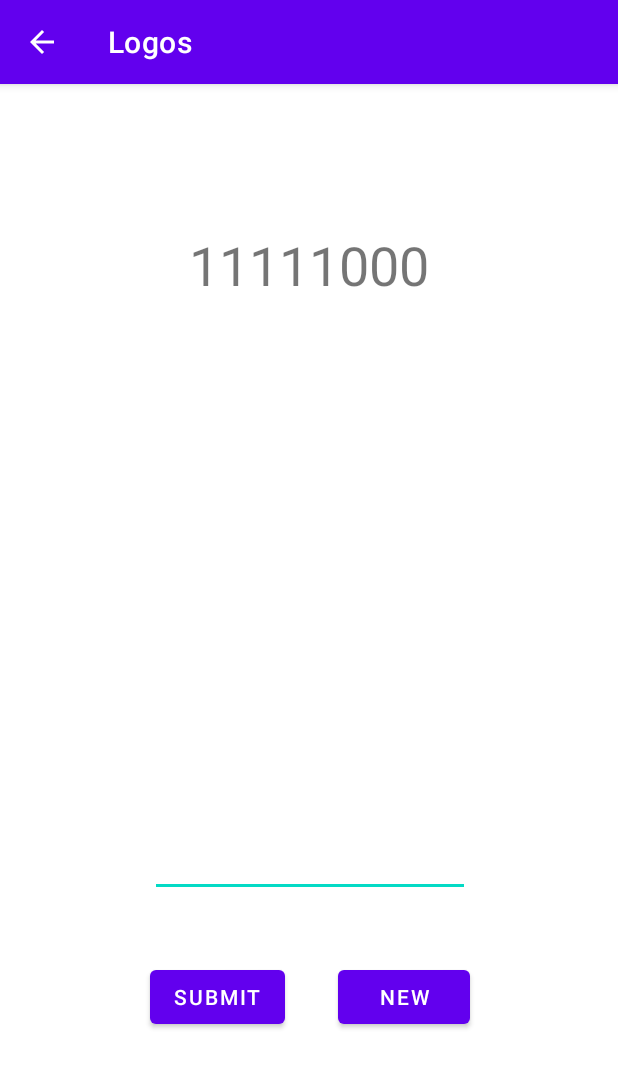
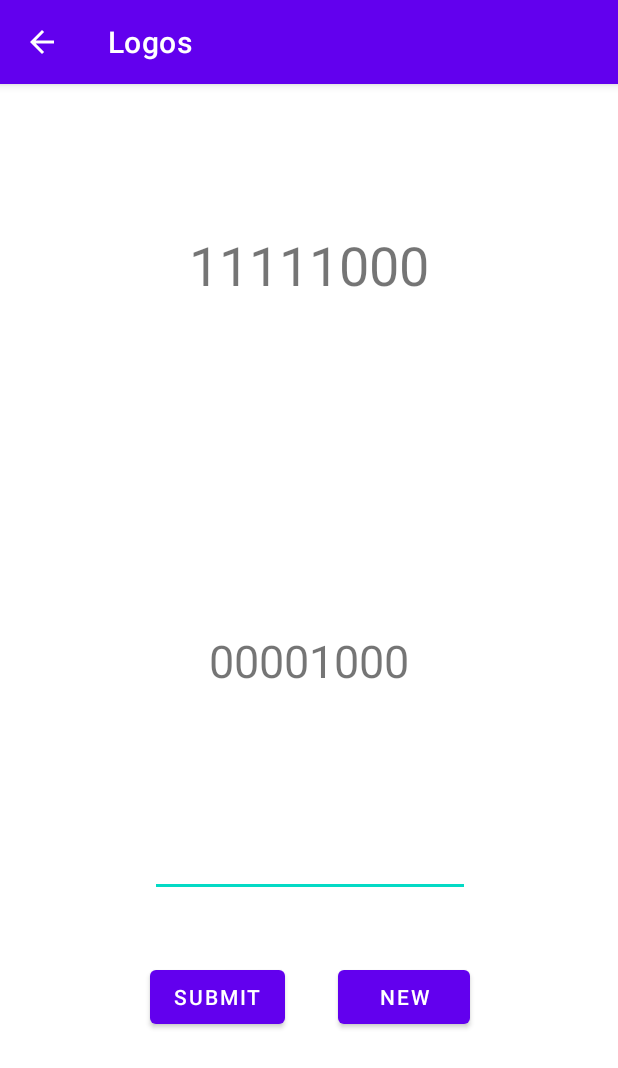
Before and after one commit to JoeBomm/Logos, an Android app: the TwosComplimentActivity screen opened directly, with no data from a screen before it, after a tap on "NEW", on a phone screen of 412 x 824 dp. Shown: the top 1068 px of the screen. Run offline under Robolectric (Android 15) with nearby library versions, the phone set to English and light mode, and no system bars.

Commit message:
Make functions to find one and twos compliments. Show twos compliment of random binary number for debugging

```diff
--- a/app/src/main/java/com/joebomm/logos/TwosComplimentActivity.kt
+++ b/app/src/main/java/com/joebomm/logos/TwosComplimentActivity.kt
@@ -1,6 +1,5 @@
 package com.joebomm.logos
 
-import android.content.Intent
 import androidx.appcompat.app.AppCompatActivity
 import android.os.Bundle
 import android.view.View
@@ -16,7 +15,11 @@ class TwosComplimentActivity : AppCompatActivity() {
     fun updateBinary(view: View) {
         val randomNumber = Random.nextInt(1, 256)
         val textView = findViewById<TextView>(R.id.textViewBinary)
-        textView.text = toBinary(randomNumber)
+        val binaryNum = toBinary(randomNumber)
+        textView.text = binaryNum
+
+        val textViewDe = findViewById<TextView>(R.id.textViewDebug)
+        textViewDe.text = twosCompliment(binaryNum)
     }
 
     private fun toBinary(number: Int) : String {
@@ -34,4 +37,35 @@ class TwosComplimentActivity : AppCompatActivity() {
 
         return result.reversed()
     }
+
+    private fun onesCompliment(number: String) : String {
+        var num = number.toCharArray()
+        for(i in num.indices) {
+            if(num[i]=='0') {
+                num[i]='1'
+            } else {
+                num[i]='0'
+            }
+        }
+        return String(num)
+    }
+
+    private fun twosCompliment(number: String) : String {
+        val num = onesCompliment(number.reversed()).toCharArray()
+        var carry = false
+        var index = 0
+        do {
+            if (num[index]=='0') {
+                num[index]='1'
+                carry = false
+            } else {
+                num[index]='0'
+                carry = true
+            }
+            index++
+
+        } while (index<8 && carry)
+
+        return String(num).reversed()
+    }
 }
--- a/app/src/main/res/layout/activity_twos_compliment.xml
+++ b/app/src/main/res/layout/activity_twos_compliment.xml
@@ -50,4 +50,16 @@
         app:layout_constraintHorizontal_bias="0.5"
         app:layout_constraintStart_toStartOf="parent"
         app:layout_constraintTop_toTopOf="parent" />
+
+    <TextView
+        android:id="@+id/textViewDebug"
+        android:layout_width="wrap_content"
+        android:layout_height="wrap_content"
+        android:text="TextView"
+        android:textSize="30sp"
+        app:layout_constraintBottom_toBottomOf="parent"
+        app:layout_constraintEnd_toEndOf="parent"
+        app:layout_constraintHorizontal_bias="0.5"
+        app:layout_constraintStart_toStartOf="parent"
+        app:layout_constraintTop_toTopOf="parent" />
 </androidx.constraintlayout.widget.ConstraintLayout>
```
